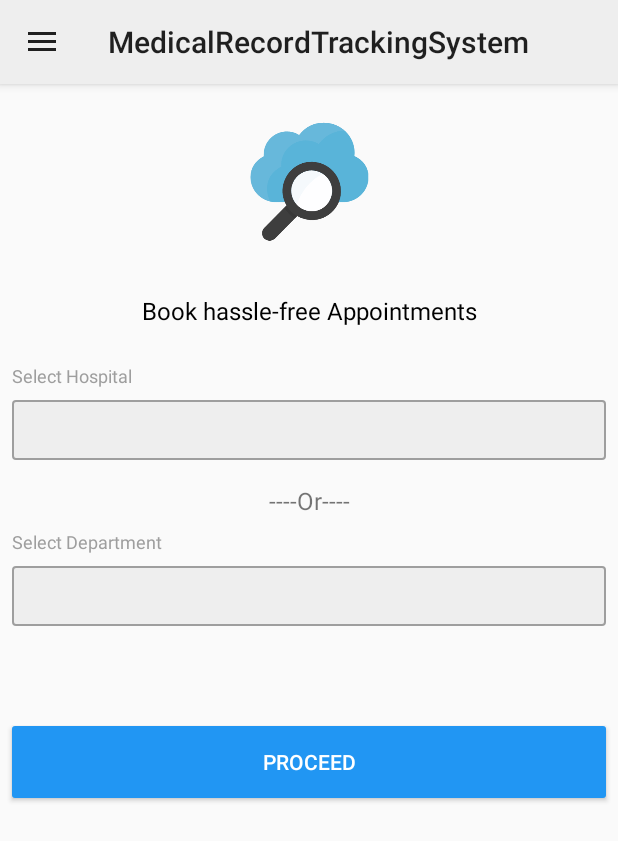
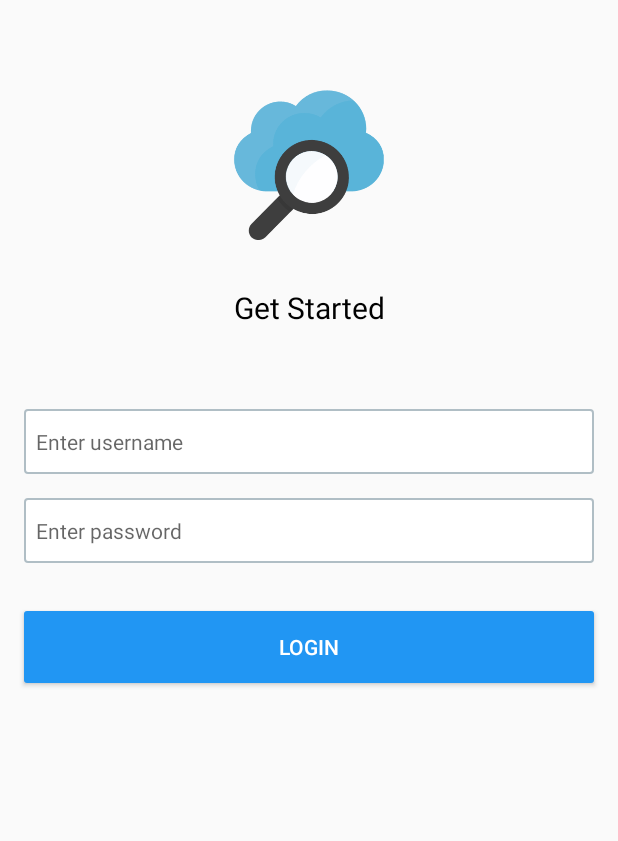
Before and after one commit to ayushkhare/MedicalReportTrackingSystem, an Android app: the screen it shows after launch (MainActivity before the commit, LoginActivity after it), on a phone screen of 412 x 824 dp. Shown: the top 841 px of the screen. Run offline under Robolectric (Android 15) with nearby library versions, the phone set to English and light mode, and no system bars; our stand-ins replace ButterKnife; plain views replace SearchableSpinner.

Commit message:
added lagin screen

```diff
--- a/app/src/main/AndroidManifest.xml
+++ b/app/src/main/AndroidManifest.xml
@@ -11,13 +11,14 @@
         android:roundIcon="@mipmap/ic_launcher_round"
         android:supportsRtl="true"
         android:theme="@style/AppTheme">
-        <activity android:name=".MainActivity">
+        <activity android:name=".LoginActivity">
             <intent-filter>
                 <action android:name="android.intent.action.MAIN" />
 
                 <category android:name="android.intent.category.LAUNCHER" />
             </intent-filter>
         </activity>
+        <activity android:name=".MainActivity"/>
         <activity android:name=".DoctorDetailsActivity"/>
     </application>
 
--- a/app/src/main/java/sample/com/medicalrecordtrackingsystem/DoctorDetailsActivity.java
+++ b/app/src/main/java/sample/com/medicalrecordtrackingsystem/DoctorDetailsActivity.java
@@ -5,6 +5,6 @@ import android.support.v7.app.AppCompatActivity;
 /**
  * Created by ayush on 28/3/17
  */
-class DoctorDetailsActivity extends AppCompatActivity {
+public class DoctorDetailsActivity extends AppCompatActivity {
 
 }
--- /dev/null
+++ b/app/src/main/java/sample/com/medicalrecordtrackingsystem/LoginActivity.java
@@ -0,0 +1,102 @@
+package sample.com.medicalrecordtrackingsystem;
+
+import android.content.Context;
+import android.content.Intent;
+import android.content.SharedPreferences;
+import android.os.Bundle;
+import android.support.annotation.Nullable;
+import android.support.v7.app.AppCompatActivity;
+import android.view.View;
+import android.widget.Button;
+import android.widget.EditText;
+import android.widget.ImageView;
+import android.widget.ProgressBar;
+import android.widget.Toast;
+
+import butterknife.Bind;
+import butterknife.ButterKnife;
+import butterknife.OnClick;
+import retrofit2.Call;
+import retrofit2.Callback;
+import retrofit2.Response;
+import sample.com.medicalrecordtrackingsystem.models.User;
+import sample.com.medicalrecordtrackingsystem.rest.ApiClient;
+import sample.com.medicalrecordtrackingsystem.rest.ApiInterface;
+
+/**
+ * Created by ayush on 29/3/17
+ */
+public class LoginActivity extends AppCompatActivity {
+
+    @Bind(R.id.username)
+    EditText username;
+    @Bind(R.id.password)
+    EditText password;
+    @Bind(R.id.login_button)
+    Button loginButton;
+    @Bind(R.id.logo)
+    ImageView logo;
+    @Bind(R.id.progressBar)
+    ProgressBar progressBar;
+
+    private ApiInterface apiService;
+
+    @Override
+    protected void onCreate(@Nullable Bundle savedInstanceState) {
+        super.onCreate(savedInstanceState);
+        setContentView(R.layout.login_activity_layout);
+        ButterKnife.bind(this);
+        SharedPreferences sharedPreferences = getSharedPreferences(getString(R.string.shared_pref_key), Context.MODE_PRIVATE);
+        if (sharedPreferences.contains(getString(R.string.username)) && sharedPreferences.contains(getString(R.string.password))) {
+            Intent intent = new Intent(LoginActivity.this, MainActivity.class);
+            intent.putExtra("userId", sharedPreferences.getInt(getString(R.string.user_id), -1));
+            startActivity(intent);
+            finish();
+        } else {
+            getApiClient();
+        }
+    }
+
+    private void getApiClient() {
+        apiService = ApiClient.getCient().create(ApiInterface.class);
+    }
+
+    @OnClick(R.id.login_button)
+    public void onLoginButtonClick() {
+        logo.setVisibility(View.INVISIBLE);
+        progressBar.setVisibility(View.VISIBLE);
+        final String name = username.getText().toString().trim();
+        final String pass = password.getText().toString().trim();
+        apiService.signInUser(name, pass).enqueue(new Callback<User>() {
+            @Override
+            public void onResponse(Call<User> call, Response<User> response) {
+                if (response != null) {
+                    if (response.isSuccessful() && response.body() != null) {
+                        User user = response.body();
+                        SharedPreferences sharedPreferences = getSharedPreferences(getString(R.string.shared_pref_key), Context.MODE_PRIVATE);
+                        SharedPreferences.Editor editor = sharedPreferences.edit();
+                        editor.putString(getString(R.string.username), name);
+                        editor.putString(getString(R.string.password), pass);
+                        editor.putInt(getString(R.string.user_id), user.getId());
+                        editor.apply();
+                        Intent intent = new Intent(LoginActivity.this, MainActivity.class);
+                        intent.putExtra("userId", user.getId());
+                        startActivity(intent);
+                        finish();
+                    } else {
+                        Toast.makeText(LoginActivity.this, getString(R.string.cannot_sign_in_user), Toast.LENGTH_SHORT).show();
+                    }
+                    progressBar.setVisibility(View.GONE);
+                }
+            }
+
+            @Override
+            public void onFailure(Call<User> call, Throwable t) {
+                progressBar.setVisibility(View.GONE);
+                logo.setVisibility(View.VISIBLE);
+                t.printStackTrace();
+                Toast.makeText(LoginActivity.this, getString(R.string.cannot_sign_in_user), Toast.LENGTH_SHORT).show();
+            }
+        });
+    }
+}
--- a/app/src/main/java/sample/com/medicalrecordtrackingsystem/rest/ApiInterface.java
+++ b/app/src/main/java/sample/com/medicalrecordtrackingsystem/rest/ApiInterface.java
@@ -4,10 +4,13 @@ import java.util.List;
 
 import retrofit2.Call;
 import retrofit2.http.GET;
+import retrofit2.http.POST;
+import retrofit2.http.Path;
 import retrofit2.http.Query;
 import sample.com.medicalrecordtrackingsystem.models.Department;
 import sample.com.medicalrecordtrackingsystem.models.Doctor;
 import sample.com.medicalrecordtrackingsystem.models.Hospital;
+import sample.com.medicalrecordtrackingsystem.models.User;
 
 /**
  * Created by ayush on 27/3/17
@@ -25,4 +28,11 @@ public interface ApiInterface {
 
     @GET("doctors/departments")
     Call<List<Department>> getDepartments();
+
+    @POST("patients/signin")
+    Call<User> signInUser(@Query("username") String username, @Query("password") String password);
+
+    @GET("patients/{id}")
+    Call<User> getUserDetails(@Path("id") int id);
+
 }
--- /dev/null
+++ b/app/src/main/res/drawable/edit_text_border_background.xml
@@ -0,0 +1,9 @@
+<shape xmlns:android="http://schemas.android.com/apk/res/android"
+    android:shape="rectangle">
+    <solid android:color="@color/white" />
+    <corners android:radius="2dip" />
+    <stroke
+        android:color="@color/greyBlue200"
+        android:width="1dp" />
+
+</shape>
--- /dev/null
+++ b/app/src/main/res/layout/login_activity_layout.xml
@@ -0,0 +1,99 @@
+<?xml version="1.0" encoding="utf-8"?>
+<android.support.constraint.ConstraintLayout xmlns:android="http://schemas.android.com/apk/res/android"
+    xmlns:app="http://schemas.android.com/apk/res-auto"
+    xmlns:tools="http://schemas.android.com/tools"
+    android:layout_width="match_parent"
+    android:layout_height="match_parent">
+
+    <ImageView
+        android:id="@+id/logo"
+        android:layout_width="200dp"
+        android:layout_height="100dp"
+        android:layout_marginTop="60dp"
+        android:src="@drawable/search_image"
+        app:layout_constraintLeft_toLeftOf="parent"
+        app:layout_constraintRight_toRightOf="parent"
+        app:layout_constraintTop_toTopOf="parent" />
+
+    <android.support.v7.widget.AppCompatEditText
+        android:id="@+id/username"
+        android:layout_width="0dp"
+        android:layout_height="43dp"
+        android:layout_marginEnd="16dp"
+        android:layout_marginLeft="16dp"
+        android:layout_marginRight="16dp"
+        android:layout_marginStart="16dp"
+        android:layout_marginTop="54dp"
+        android:background="@drawable/edit_text_border_background"
+        android:hint="@string/enter_username"
+        android:paddingLeft="8dp"
+        android:paddingStart="8dp"
+        android:maxLines="1"
+        android:textSize="14sp"
+        app:layout_constraintLeft_toLeftOf="parent"
+        app:layout_constraintRight_toRightOf="parent"
+        app:layout_constraintTop_toBottomOf="@+id/textView2"
+        app:layout_constraintHorizontal_bias="0.437" />
+
+    <android.support.v7.widget.AppCompatEditText
+        android:id="@+id/password"
+        android:layout_width="0dp"
+        android:layout_height="43dp"
+        android:inputType="textPassword"
+        android:layout_marginEnd="16dp"
+        android:layout_marginLeft="16dp"
+        android:layout_marginRight="16dp"
+        android:layout_marginStart="16dp"
+        android:layout_marginTop="16dp"
+        android:background="@drawable/edit_text_border_background"
+        android:hint="@string/enter_password"
+        android:maxLines="1"
+        android:paddingLeft="8dp"
+        android:paddingStart="8dp"
+        android:textSize="14sp"
+        app:layout_constraintLeft_toLeftOf="parent"
+        app:layout_constraintRight_toRightOf="parent"
+        app:layout_constraintTop_toBottomOf="@+id/username"
+        app:layout_constraintHorizontal_bias="0.437" />
+
+    <TextView
+        android:id="@+id/textView2"
+        android:layout_width="wrap_content"
+        android:layout_height="wrap_content"
+        android:layout_marginTop="31dp"
+        android:text="@string/get_started"
+        android:textColor="@color/black"
+        android:textSize="20sp"
+        app:layout_constraintLeft_toLeftOf="parent"
+        app:layout_constraintRight_toRightOf="parent"
+        app:layout_constraintTop_toBottomOf="@+id/logo" />
+
+    <Button
+        android:id="@+id/login_button"
+        android:layout_width="0dp"
+        android:layout_height="wrap_content"
+        android:layout_marginLeft="16dp"
+        android:layout_marginRight="16dp"
+        android:layout_marginTop="32dp"
+        android:text="@string/login"
+        android:textColor="@color/white"
+        android:background="@drawable/proceed_button_background"
+        app:layout_constraintLeft_toLeftOf="parent"
+        app:layout_constraintRight_toRightOf="parent"
+        app:layout_constraintTop_toBottomOf="@+id/password"
+        app:layout_constraintHorizontal_bias="0.0" />
+
+    <ProgressBar
+        android:id="@+id/progressBar"
+        style="?android:attr/progressBarStyle"
+        android:layout_width="wrap_content"
+        android:layout_height="wrap_content"
+        app:layout_constraintLeft_toLeftOf="parent"
+        app:layout_constraintRight_toRightOf="parent"
+        app:layout_constraintTop_toTopOf="parent"
+        android:layout_marginTop="8dp"
+        app:layout_constraintBottom_toBottomOf="@+id/textView2"
+        android:layout_marginBottom="8dp"
+        android:visibility="gone"/>
+
+</android.support.constraint.ConstraintLayout>
--- a/app/src/main/res/values/strings.xml
+++ b/app/src/main/res/values/strings.xml
@@ -11,4 +11,13 @@
     <string name="select_one">--Select one--</string>
     <string name="open_drawer">Open Drawer</string>
     <string name="close_drawer">Close Drawer</string>
+    <string name="enter_username">Enter username</string>
+    <string name="enter_password">Enter password</string>
+    <string name="get_started">Get Started</string>
+    <string name="login">Login</string>
+    <string name="cannot_sign_in_user">Unable to Sign in</string>
+    <string name="shared_pref_key">SharedPreference User</string>
+    <string name="username">Username</string>
+    <string name="password">Password</string>
+    <string name="user_id">User id</string>
 </resources>
```
Also changed, not shown: app/src/main/java/sample/com/medicalrecordtrackingsystem/MainActivity.java (+30 -3 lines), app/src/main/java/sample/com/medicalrecordtrackingsystem/models/User.java (added, +53 -0 lines).
